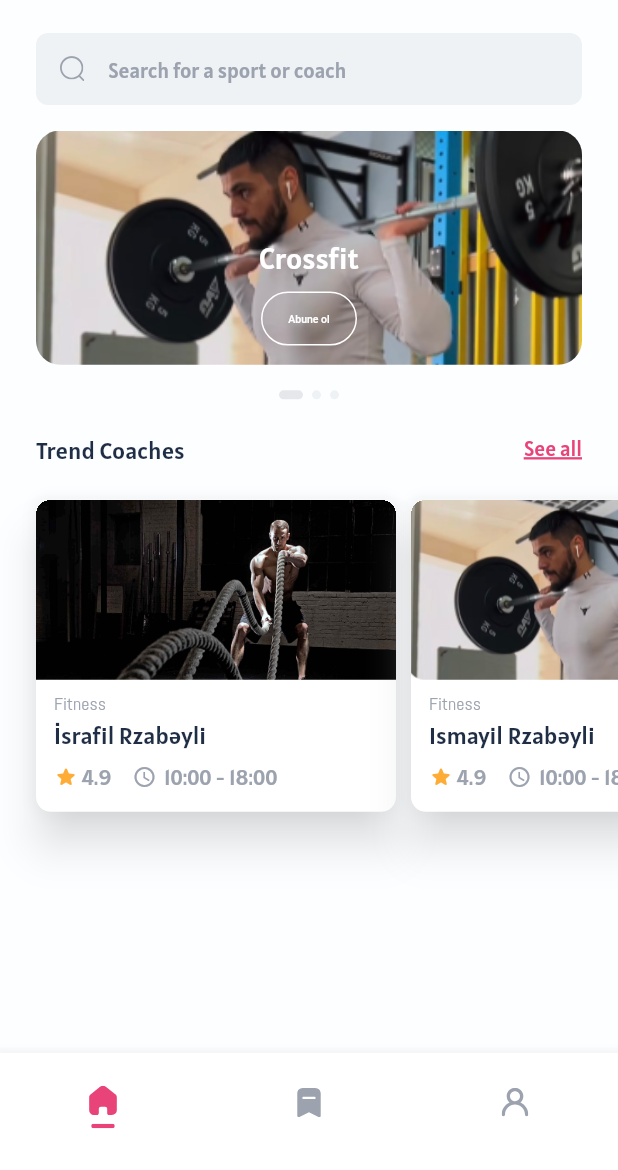
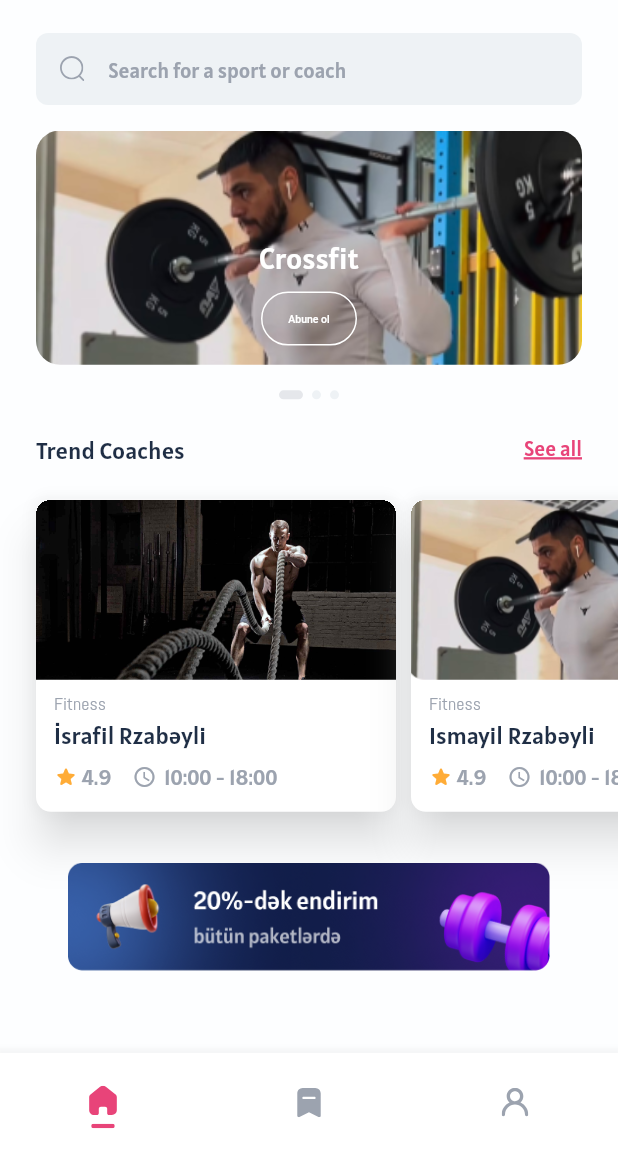
Before and after one commit to PattonSayd/FitCoachaz-collab, a Flutter app: the screen it shows after launch, on a phone screen of 412 x 824 dp, the part 66-1236 px from its top. Run offline on Flutter 3.47's test engine with Material 2 defaults, Android fonts, the light colour scheme and no system bars; drawn by our look-alikes of carousel_slider; our stand-ins replace flutter_screenutil, flutter_svg; generated files the repository leaves out were written again.

Commit message:
fixed style

```diff
--- a/lib/app/resources/app_assets.dart
+++ b/lib/app/resources/app_assets.dart
@@ -10,6 +10,7 @@ class AppAssets {
   static String slideBackground = '$baseImagePath/slideBackground.png';
   static String crossfit = '$baseImagePath/crossfit.jpg';
   static String bodybuild = '$baseImagePath/bodybuild.jpg';
+  static String advertising = '$baseImagePath/advertising.png';
 
   static String homeTab = '$baseIconPath/homeTab.svg';
   static String bookmarkTab = '$baseIconPath/bookmarkTab.svg';
--- a/lib/l10n/app_az.arb
+++ b/lib/l10n/app_az.arb
@@ -10,5 +10,6 @@
     "signInButton" : "Daxil ol",
     "searchHint" : "Idman növü və ya məşqçi axtar",
     "trendCoaches" : "Trend Məşqçilər",
-    "seeAllTrendCoaches" : "Hamısına bax"
+    "seeAllTrendCoaches" : "Hamısına bax",
+    "slideButton" : "Abunə ol"
     }
--- a/lib/l10n/app_en.arb
+++ b/lib/l10n/app_en.arb
@@ -10,5 +10,6 @@
     "signInButton" : "Sign in",
     "searchHint" : "Search for a sport or coach",
     "trendCoaches" : "Trend Coaches",
-    "seeAllTrendCoaches" : "See all"
+    "seeAllTrendCoaches" : "See all",
+    "slideButton" : "Subscribe"
 }
--- a/lib/l10n/app_ru.arb
+++ b/lib/l10n/app_ru.arb
@@ -10,5 +10,6 @@
     "signInButton" : "Войти",
     "searchHint" : "Поиск спорта или тренера",
     "trendCoaches" : "Тренд Тренеры",
-    "seeAllTrendCoaches" : "Посмотреть все"
+    "seeAllTrendCoaches" : "Посмотреть все",
+    "slideButton" : "Подписаться"
 }
--- a/lib/ui/screens/main/main_components.dart
+++ b/lib/ui/screens/main/main_components.dart
@@ -2,13 +2,12 @@ import 'package:carousel_slider/carousel_slider.dart';
 import 'package:fitcoachaz/app/extension/build_context.dart';
 import 'package:fitcoachaz/ui/screens/main/main_screen.dart';
 import 'package:flutter/material.dart';
-import 'package:flutter/rendering.dart';
 import 'package:flutter_screenutil/flutter_screenutil.dart';
 import 'package:flutter_svg/svg.dart';
 
 import '../../../app/resources/app_assets.dart';
-import '../../../app/resources/app_fonst.dart';
-import '../../style/text_style.dart';
+import '../../style/app_button_style.dart';
+import '../../style/app_text_style.dart';
 import '../../theme/app_colors.dart';
 
 class ActionAppBar extends StatelessWidget {
@@ -156,15 +155,8 @@ class _SlideContainerState extends State<SlideContainer> {
                               bottom: 0,
                               child: Column(
                                 children: [
-                                  Text(
-                                    'Crossfit',
-                                    style: TextStyle(
-                                      fontSize: 20.spMin,
-                                      height: 1.28,
-                                      color: AppColors.white,
-                                      fontFamily: AppFonts.alatsiRegular,
-                                    ),
-                                  ),
+                                  Text('Crossfit',
+                                      style: AppTextStyle.slideCaption),
                                   SizedBox(height: 3.h),
                                   OutlinedButton(
                                     onPressed: () {},
@@ -176,13 +168,10 @@ class _SlideContainerState extends State<SlideContainer> {
                                       side: const BorderSide(
                                           width: 1.0, color: AppColors.white),
                                     ),
-                                    child: const FittedBox(
+                                    child: FittedBox(
                                       child: Text(
                                         'Abune ol',
-                                        style: TextStyle(
-                                            fontSize: 7,
-                                            height: 1.43,
-                                            color: AppColors.white),
+                                        style: AppTextStyle.slideButton,
                                       ),
                                     ),
                                   ),
@@ -269,25 +258,9 @@ class CardView extends StatelessWidget {
             child: Column(
               crossAxisAlignment: CrossAxisAlignment.start,
               children: [
-                Text(
-                  _cardItems[index].sport,
-                  style: TextStyle(
-                    fontSize: 12.spMin,
-                    height: 1.10,
-                    color: AppColors.grey,
-                    fontFamily: AppFonts.abelRegular,
-                  ),
-                ),
+                Text(_cardItems[index].sport, style: AppTextStyle.cardSport),
                 const SizedBox(height: 4),
-                Text(
-                  _cardItems[index].name,
-                  style: TextStyle(
-                    fontSize: 16.spMin,
-                    height: 1.28,
-                    color: AppColors.darkBlue,
-                    fontFamily: AppFonts.alatsiRegular,
-                  ),
-                ),
+                Text(_cardItems[index].name, style: AppTextStyle.cardCoachName),
                 const SizedBox(height: 8),
                 Row(
                   children: [
@@ -297,15 +270,8 @@ class CardView extends StatelessWidget {
                       size: 16,
                     ),
                     const SizedBox(width: 2),
-                    Text(
-                      _cardItems[index].ranking,
-                      style: TextStyle(
-                        fontSize: 14.spMin,
-                        height: 1.4,
-                        color: AppColors.grey,
-                        fontFamily: AppFonts.alatsiRegular,
-                      ),
-                    ),
+                    Text(_cardItems[index].ranking,
+                        style: AppTextStyle.cardRanking),
                     const SizedBox(width: 14),
                     const Icon(
                       Icons.watch_later_outlined,
@@ -313,15 +279,8 @@ class CardView extends StatelessWidget {
                       size: 16,
                     ),
                     const SizedBox(width: 5),
-                    Text(
-                      _cardItems[index].dateTime,
-                      style: TextStyle(
-                        fontSize: 14.spMin,
-                        height: 1.4,
-                        color: AppColors.grey,
-                        fontFamily: AppFonts.alatsiRegular,
-                      ),
-                    ),
+                    Text(_cardItems[index].dateTime,
+                        style: AppTextStyle.cardDateTime),
                   ],
                 ),
                 const SizedBox(height: 10),
@@ -346,11 +305,7 @@ class ViewAll extends StatelessWidget {
             style: AppTextStyle.trendCoaches),
         TextButton(
           onPressed: () {},
-          style: TextButton.styleFrom(
-            minimumSize: Size.zero,
-            padding: EdgeInsets.zero,
-            tapTargetSize: MaterialTapTargetSize.shrinkWrap,
-          ),
+          style: AppButtonStyle.textButtonReset,
           child: Text(context.localizations.seeAllTrendCoaches,
               style: AppTextStyle.seeAllTrendCoaches),
         ),
--- a/lib/ui/screens/main/main_screen.dart
+++ b/lib/ui/screens/main/main_screen.dart
@@ -1,8 +1,6 @@
 import 'package:fitcoachaz/app/extension/build_context.dart';
 import 'package:fitcoachaz/app/resources/app_assets.dart';
 import 'package:flutter/material.dart';
-import 'package:flutter/rendering.dart';
-import 'package:flutter_screenutil/flutter_screenutil.dart';
 import 'main_components.dart';
 
 class CardItemState {
@@ -23,7 +21,6 @@ class CardItemState {
 
 class MainScreen extends StatelessWidget {
   MainScreen({super.key});
-
   final _cardItems = <CardItemState>[
     CardItemState(
       'İsrafil Rzabəyli',
@@ -84,7 +81,21 @@ class MainScreen extends StatelessWidget {
                 ),
               );
             }),
-          )
+          ),
+          const SizedBox(height: 34),
+          Align(
+            child: SizedBox(
+                width: context.deviceWidth * 0.872,
+                height: 72,
+                child: ClipRRect(
+                  borderRadius: BorderRadius.circular(10),
+                  child: Image.asset(
+                    AppAssets.advertising,
+                    fit: BoxFit.contain,
+                  ),
+                )),
+          ),
+          const SizedBox(height: 20),
         ],
       ),
     );
--- a/lib/ui/screens/welcome/welcome_screen.dart
+++ b/lib/ui/screens/welcome/welcome_screen.dart
@@ -2,7 +2,7 @@ import 'package:fitcoachaz/app/extension/build_context.dart';
 import 'package:fitcoachaz/app/resources/app_assets.dart';
 import 'package:flutter/material.dart';
 import 'package:flutter_screenutil/flutter_screenutil.dart';
-import '../../style/text_style.dart';
+import '../../style/app_text_style.dart';
 import '../../widgets/global_start_button.dart';
 
 class WelcomeScreen extends StatelessWidget {
--- /dev/null
+++ b/lib/ui/style/app_button_style.dart
@@ -0,0 +1,10 @@
+import 'package:flutter/material.dart';
+
+class AppButtonStyle {
+  AppButtonStyle._();
+  static final ButtonStyle textButtonReset = TextButton.styleFrom(
+    minimumSize: Size.zero,
+    padding: EdgeInsets.zero,
+    tapTargetSize: MaterialTapTargetSize.shrinkWrap,
+  );
+}
--- a/lib/ui/style/text_style.dart
+++ b/lib/ui/style/app_text_style.dart
@@ -81,4 +81,42 @@ class AppTextStyle {
         color: AppColors.transparent,
         decoration: TextDecoration.underline,
       );
+
+  static TextStyle get cardSport => TextStyle(
+        fontSize: 12.spMin,
+        height: 1.10,
+        color: AppColors.grey,
+        fontFamily: AppFonts.abelRegular,
+      );
+
+  static TextStyle get cardCoachName => TextStyle(
+        fontSize: 16.spMin,
+        height: 1.28,
+        color: AppColors.darkBlue,
+        fontFamily: AppFonts.alatsiRegular,
+      );
+
+  static TextStyle get cardDateTime => TextStyle(
+        fontSize: 14.spMin,
+        height: 1.4,
+        color: AppColors.grey,
+        fontFamily: AppFonts.alatsiRegular,
+      );
+
+  static TextStyle get cardRanking => TextStyle(
+        fontSize: 14.spMin,
+        height: 1.4,
+        color: AppColors.grey,
+        fontFamily: AppFonts.alatsiRegular,
+      );
+
+  static TextStyle get slideButton =>
+      const TextStyle(fontSize: 7, height: 1.43, color: AppColors.white);
+
+  static TextStyle get slideCaption => TextStyle(
+        fontSize: 20.spMin,
+        height: 1.28,
+        color: AppColors.white,
+        fontFamily: AppFonts.alatsiRegular,
+      );
 }
```
Also changed, not shown: assets/images/1.5x/advertising.png (added), assets/images/2x/advertising.png (added), assets/images/3x/advertising.png (added), assets/images/4x/advertising.png (added), assets/images/advertising.png (added).
